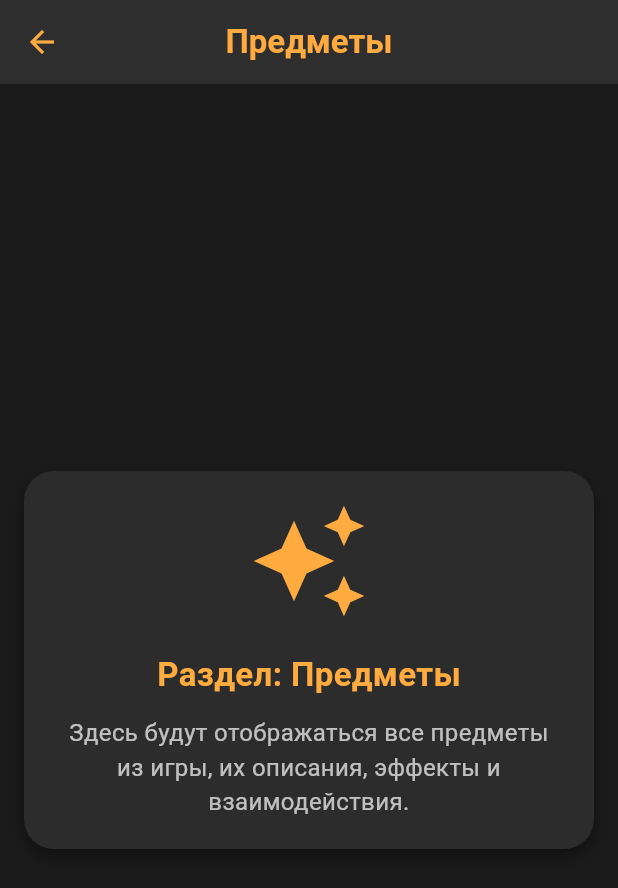
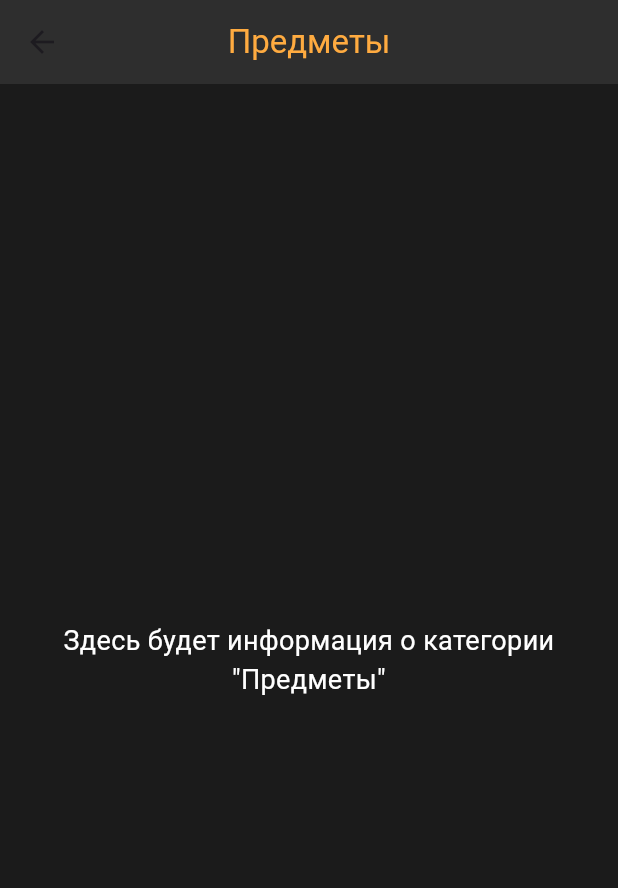
Before and after one commit to iriskks/iris, a Flutter app: the screen it shows after launch, after a tap on "Предметы", on a phone screen of 412 x 824 dp. Shown: the top 888 px of the screen. Run offline on Flutter 3.47's test engine with Material 3 defaults, Android fonts, the phone set to English and light mode, and no system bars; our stand-ins replace shared_preferences.

Commit message:
слил изменения

```diff
--- a/lib/screens/details_screen.dart
+++ b/lib/screens/details_screen.dart
@@ -2,60 +2,23 @@ import 'package:flutter/material.dart';
 
 class DetailsScreen extends StatelessWidget {
   final String title;
+
   const DetailsScreen({super.key, required this.title});
 
   @override
   Widget build(BuildContext context) {
     return Scaffold(
-      backgroundColor: const Color(0xFF1B1B1B),
       appBar: AppBar(
         backgroundColor: const Color(0xFF2E2E2E),
-        title: Text(
-          title,
-          style: const TextStyle(
-            color: Colors.orangeAccent,
-            fontWeight: FontWeight.bold,
-          ),
-        ),
+        title: Text(title, style: const TextStyle(color: Colors.orangeAccent)),
         centerTitle: true,
-        iconTheme: const IconThemeData(color: Colors.orangeAccent),
       ),
+      backgroundColor: const Color(0xFF1B1B1B),
       body: Center(
-        child: Container(
-          margin: const EdgeInsets.all(16),
-          padding: const EdgeInsets.all(20),
-          decoration: BoxDecoration(
-            color: const Color(0xFF2C2C2C),
-            borderRadius: BorderRadius.circular(20),
-            boxShadow: [
-              BoxShadow(
-                color: Colors.black.withOpacity(0.4),
-                blurRadius: 10,
-                offset: const Offset(0, 5),
-              ),
-            ],
-          ),
-          child: const Column(
-            mainAxisSize: MainAxisSize.min,
-            children: [
-              Icon(Icons.auto_awesome, size: 80, color: Colors.orangeAccent),
-              SizedBox(height: 20),
-              Text(
-                'Раздел: Предметы',
-                style: TextStyle(
-                  fontSize: 22,
-                  fontWeight: FontWeight.bold,
-                  color: Colors.orangeAccent,
-                ),
-              ),
-              SizedBox(height: 12),
-              Text(
-                'Здесь будут отображаться все предметы из игры, их описания, эффекты и взаимодействия.',
-                style: TextStyle(fontSize: 16, color: Colors.white70),
-                textAlign: TextAlign.center,
-              ),
-            ],
-          ),
+        child: Text(
+          'Здесь будет информация о категории "$title"',
+          style: const TextStyle(color: Colors.white, fontSize: 18),
+          textAlign: TextAlign.center,
         ),
       ),
     );
--- a/lib/screens/home_screen.dart
+++ b/lib/screens/home_screen.dart
@@ -1,5 +1,6 @@
 import 'package:flutter/material.dart';
-import 'details_screen.dart'; // импорт второго экрана
+import 'package:shared_preferences/shared_preferences.dart';
+import 'details_screen.dart';
 
 class HomeScreen extends StatefulWidget {
   const HomeScreen({super.key});
@@ -17,6 +18,26 @@ class _HomeScreenState extends State<HomeScreen> {
     {'title': 'Комнаты', 'icon': Icons.door_front_door},
   ];
 
+  String? lastOpened;
+
+  @override
+  void initState() {
+    super.initState();
+    _loadLastOpened();
+  }
+
+  Future<void> _loadLastOpened() async {
+    final prefs = await SharedPreferences.getInstance();
+    setState(() {
+      lastOpened = prefs.getString('lastOpened');
+    });
+  }
+
+  Future<void> _saveLastOpened(String title) async {
+    final prefs = await SharedPreferences.getInstance();
+    await prefs.setString('lastOpened', title);
+  }
+
   @override
   Widget build(BuildContext context) {
     return Scaffold(
@@ -33,12 +54,29 @@ class _HomeScreenState extends State<HomeScreen> {
         centerTitle: true,
       ),
 
-      body: ListView.builder(
+      body: Column(
+        children: [
+          if (lastOpened != null)
+            Padding(
+              padding: const EdgeInsets.all(8.0),
+              child: Text(
+                'Последняя открытая категория: $lastOpened',
+                style: const TextStyle(
+                  color: Colors.orangeAccent,
+                  fontSize: 16,
+                ),
+              ),
+            ),
+          Expanded(
+            child: ListView.builder(
               itemCount: categories.length,
               itemBuilder: (context, index) {
                 return Card(
                   color: const Color(0xFF2C2C2C),
-            margin: const EdgeInsets.symmetric(horizontal: 16, vertical: 8),
+                  margin: const EdgeInsets.symmetric(
+                    horizontal: 16,
+                    vertical: 8,
+                  ),
                   shape: RoundedRectangleBorder(
                     borderRadius: BorderRadius.circular(15),
                   ),
@@ -51,26 +89,26 @@ class _HomeScreenState extends State<HomeScreen> {
                       categories[index]['title'],
                       style: const TextStyle(color: Colors.white, fontSize: 18),
                     ),
-              trailing: const Icon(Icons.arrow_forward_ios, color: Colors.grey),
-              onTap: () {
+                    trailing: const Icon(
+                      Icons.arrow_forward_ios,
+                      color: Colors.grey,
+                    ),
+                    onTap: () async {
                       final title = categories[index]['title'];
-                if (title == 'Предметы') {
+                      await _saveLastOpened(title); // 💾 Сохраняем
                       Navigator.push(
                         context,
                         MaterialPageRoute(
-                      builder: (context) =>
-                          const DetailsScreen(title: 'Предметы'),
+                          builder: (context) => DetailsScreen(title: title),
                         ),
                       );
-                } else {
-                  ScaffoldMessenger.of(context).showSnackBar(
-                    SnackBar(content: Text('Открыта категория: $title')),
-                  );
-                }
                     },
                   ),
                 );
               },
+            ),
+          ),
+        ],
       ),
 
       floatingActionButton: FloatingActionButton(
--- a/pubspec.yaml
+++ b/pubspec.yaml
@@ -34,6 +34,7 @@ dependencies:
   # The following adds the Cupertino Icons font to your application.
   # Use with the CupertinoIcons class for iOS style icons.
   cupertino_icons: ^1.0.8
+  shared_preferences: ^2.5.3
 
 dev_dependencies:
   flutter_test:
```
Also changed, not shown: flutter_02.png (added), pubspec.lock, 1 other file. Lines whose indentation alone changed are shown as unchanged.
